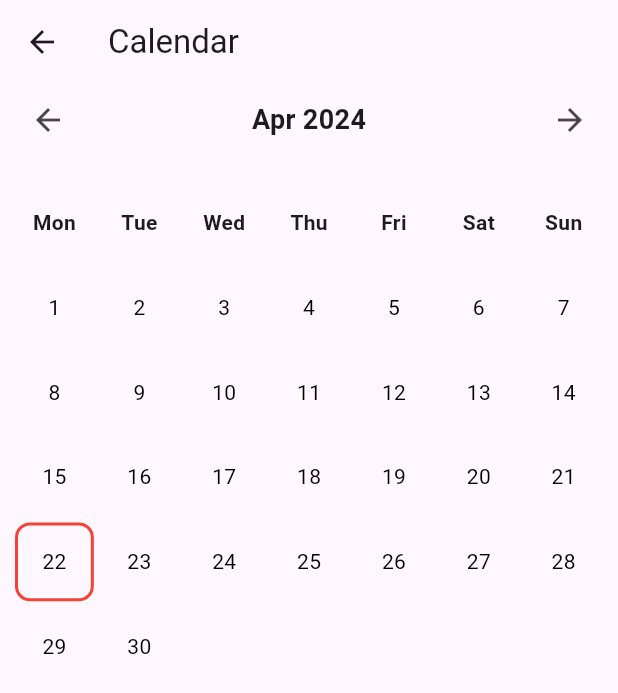
After one commit to TemariBetProject/temari_bet_elearning_app, a Flutter app: the CalendarScreen screen opened directly, on a phone screen of 412 x 824 dp. The commit adds this screen. Shown: the top 693 px of the screen. Run offline on Flutter 3.47's test engine with Material 3 defaults, Android fonts, the light colour scheme and no system bars; our stand-ins replace jwt_decoder, shared_preferences, youtube_player_flutter; accounts and stored records are empty.

Commit message:
calendar added

```diff
--- /dev/null
+++ b/lib/calendar_screen.dart
@@ -0,0 +1,162 @@
+import 'package:flutter/material.dart';
+import 'package:intl/date_symbol_data_local.dart';
+import 'package:intl/intl.dart';
+import 'package:temari_bet_elearning_app/date_screen.dart';
+
+class CalendarScreen extends StatefulWidget {
+  @override
+  _CalendarScreenState createState() => _CalendarScreenState();
+}
+
+class _CalendarScreenState extends State<CalendarScreen> {
+  late DateTime _selectedDate;
+  late DateTime _currentMonth;
+
+  @override
+  void initState() {
+    super.initState();
+    _selectedDate = DateTime.now();
+    _currentMonth = DateTime(_selectedDate.year, _selectedDate.month);
+    initializeDateFormatting(); // Initialize date formatting
+  }
+
+  void _previousMonth() {
+    setState(() {
+      _currentMonth = DateTime(_currentMonth.year, _currentMonth.month - 1);
+    });
+  }
+
+  void _nextMonth() {
+    setState(() {
+      _currentMonth = DateTime(_currentMonth.year, _currentMonth.month + 1);
+    });
+  }
+
+  @override
+  Widget build(BuildContext context) {
+    return Scaffold(
+      appBar: AppBar(
+        title: Text('Calendar'),
+      ),
+      body: Container(
+        padding: EdgeInsets.symmetric(horizontal: 8.0),
+        child: Column(
+          children: [
+            _buildMonthNavigator(),
+            SizedBox(height: 16),
+            _buildCalendarGrid(),
+          ],
+        ),
+      ),
+    );
+  }
+
+  Widget _buildMonthNavigator() {
+    return Row(
+      mainAxisAlignment: MainAxisAlignment.spaceBetween,
+      children: [
+        IconButton(
+          icon: Icon(Icons.arrow_back),
+          onPressed: _previousMonth,
+        ),
+        Text(
+          DateFormat.yMMM().format(_currentMonth),
+          style: TextStyle(fontSize: 18, fontWeight: FontWeight.bold),
+        ),
+        IconButton(
+          icon: Icon(Icons.arrow_forward),
+          onPressed: _nextMonth,
+        ),
+      ],
+    );
+  }
+
+  Widget _buildCalendarGrid() {
+    final List<String> weekdays = [
+      'Mon',
+      'Tue',
+      'Wed',
+      'Thu',
+      'Fri',
+      'Sat',
+      'Sun'
+    ];
+    final List<int> daysInMonth = _getDaysInMonth(_currentMonth);
+    final DateTime now = DateTime.now();
+
+    return Expanded(
+      child: GridView.builder(
+        gridDelegate: SliverGridDelegateWithFixedCrossAxisCount(
+          crossAxisCount: 7,
+        ),
+        itemCount: weekdays.length + daysInMonth.length,
+        itemBuilder: (context, index) {
+          if (index < weekdays.length) {
+            // Weekday header
+            return Center(
+              child: Text(
+                weekdays[index],
+                style: TextStyle(fontWeight: FontWeight.bold),
+              ),
+            );
+          } else {
+            // Calendar day item
+            final day = daysInMonth[index - weekdays.length];
+            final currentDate =
+                DateTime(_currentMonth.year, _currentMonth.month, day);
+            final isSelected = currentDate == _selectedDate;
+            final isCurrentMonth = currentDate.month == _currentMonth.month;
+            final isToday = currentDate.year == now.year &&
+                currentDate.month == now.month &&
+                currentDate.day == now.day;
+
+            return InkWell(
+              onTap: () {
+                _navigateToDateScreen(currentDate);
+              },
+              child: Container(
+                alignment: Alignment.center,
+                margin: EdgeInsets.all(2),
+                decoration: BoxDecoration(
+                  color: isSelected
+                      ? Colors.blue
+                      : (isCurrentMonth
+                          ? Colors.transparent
+                          : Colors.grey[200]),
+                  borderRadius: BorderRadius.circular(10),
+                  border: isToday
+                      ? Border.all(color: Colors.red, width: 2.0)
+                      : null,
+                ),
+                child: Text(
+                  '$day',
+                  style: TextStyle(
+                    color: isCurrentMonth
+                        ? (isSelected ? Colors.white : Colors.black)
+                        : Colors.grey,
+                    fontWeight:
+                        isSelected ? FontWeight.bold : FontWeight.normal,
+                  ),
+                ),
+              ),
+            );
+          }
+        },
+      ),
+    );
+  }
+
+  List<int> _getDaysInMonth(DateTime month) {
+    final daysInMonth = DateTime(month.year, month.month + 1, 0).day;
+    return List.generate(daysInMonth, (index) => index + 1);
+  }
+
+  void _navigateToDateScreen(DateTime selectedDate) {
+    Navigator.push(
+      context,
+      MaterialPageRoute(
+        builder: (context) => DateScreen(selectedDate: selectedDate),
+      ),
+    );
+  }
+}
--- a/pubspec.yaml
+++ b/pubspec.yaml
@@ -15,6 +15,7 @@ dependencies:
   shared_preferences:
   jwt_decoder:
   youtube_player_flutter: ^9.0.1
+  intl: ^0.17.0
 
 
   cupertino_icons: ^1.0.6
```
Also changed, not shown: lib/date_screen.dart (added, +184 -0 lines), lib/home_screen.dart (+9 -1 lines), pubspec.lock.
